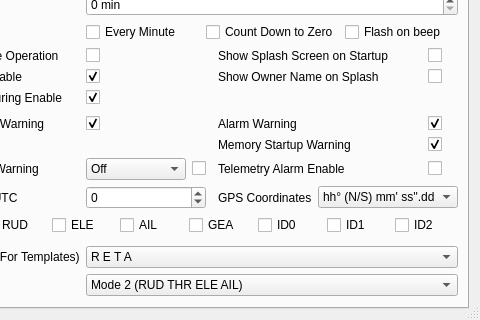
Above: src/generaledit.ui from roberto1903/companion9x before the change; both pictures show x 108 to 588 and y 452 to 772 of the 588 by 772 pixel window. Below: the same form after it.
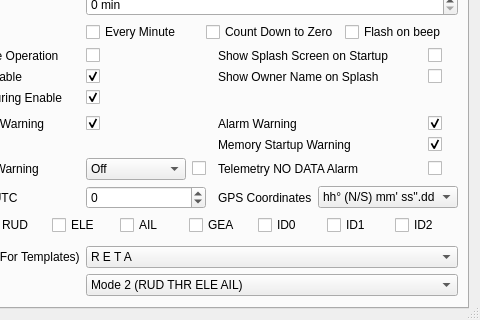
That is the form after the change. Icons and pictures are not drawn.

Commit message: label in general settings

```diff
--- a/src/generaledit.ui
+++ b/src/generaledit.ui
@@ -51,7 +51,7 @@
        <item row="23" column="3">
         <widget class="QLabel" name="label_telalarms">
          <property name="text">
-          <string>Telemetry Alarm Enable</string>
+          <string>Telemetry NO DATA Alarm</string>
          </property>
         </widget>
        </item>
```
The commit also changes 7 other files.
